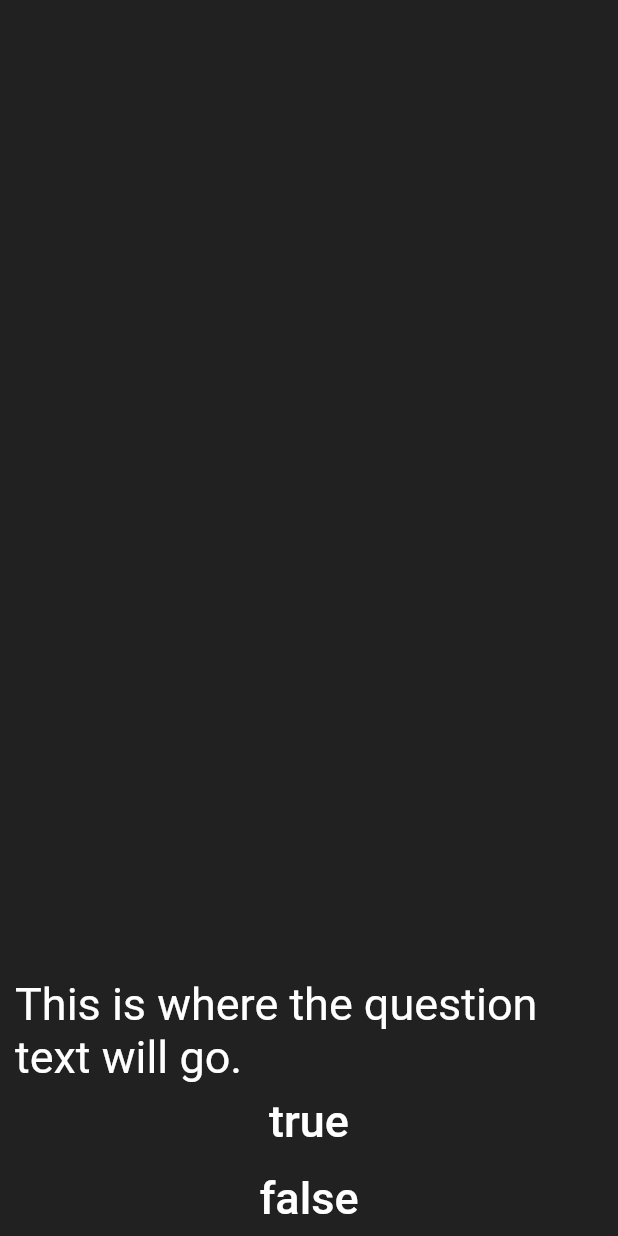
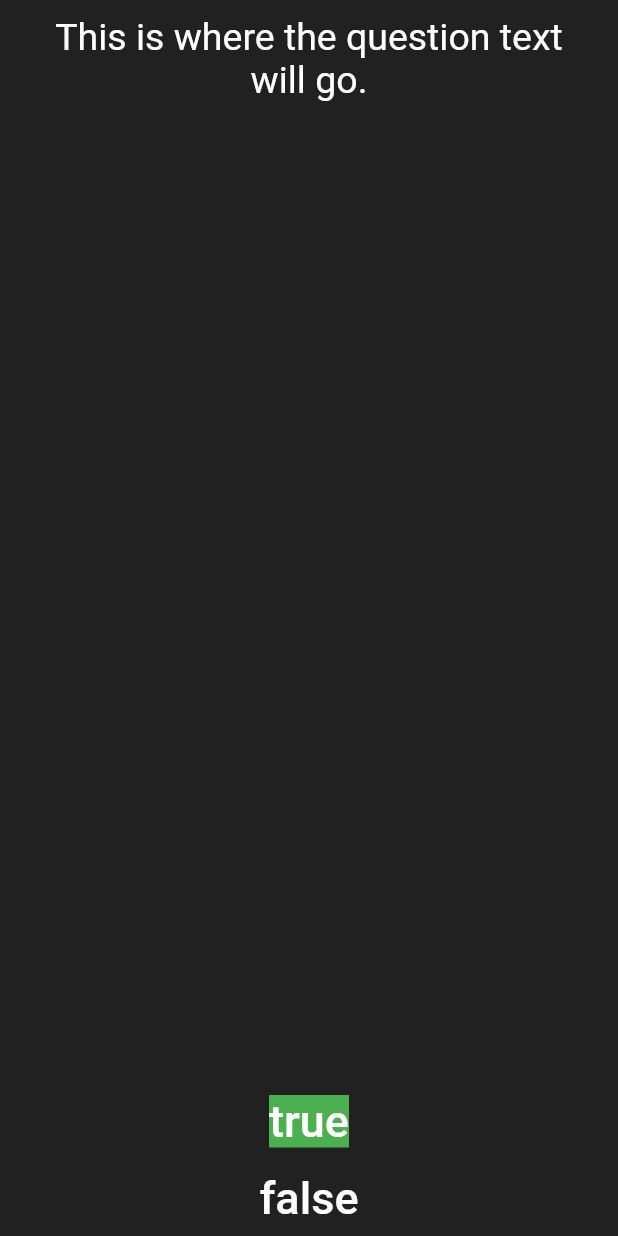
Before and after one commit to tobiasprima/quizzler_app, a Flutter app: the screen it shows after launch, on a phone screen of 412 x 824 dp. Run offline on Flutter 3.47's test engine with Material 2 defaults, Android fonts, the phone set to English and light mode, and no system bars.

Commit message:
Set the homepage

```diff
--- a/lib/main.dart
+++ b/lib/main.dart
@@ -33,16 +33,24 @@ class QuizPage extends StatefulWidget {
 class _QuizPageState extends State<QuizPage> {
   @override
   Widget build(BuildContext context) {
-    return Container(
-      child: Center(
-          child: Column(mainAxisAlignment: MainAxisAlignment.end, children: [
-        Text(
+    return Column(
+        mainAxisAlignment: MainAxisAlignment.spaceBetween,
+        crossAxisAlignment: CrossAxisAlignment.stretch,
+        children: [
+          Expanded(
+            flex: 5,
+            child: Padding(
+              padding: const EdgeInsets.all(10.0),
+              child: Text(
                 'This is where the question text will go.',
-          style: TextStyle(color: Colors.white, fontSize: 30.0),
+                textAlign: TextAlign.center,
+                style: TextStyle(color: Colors.white, fontSize: 25.0),
+              ),
+            ),
           ),
           TextButton(
             onPressed: () {},
-          child: Container(margin:
+            child: Container(
               color: Colors.green,
               child: Text(
                 'true',
@@ -57,7 +65,6 @@ class _QuizPageState extends State<QuizPage> {
               style: TextStyle(color: Colors.white, fontSize: 30.0),
             ),
           )
-      ])),
-    );
+        ]);
   }
 }
```
Lines whose indentation alone changed are shown as unchanged.
